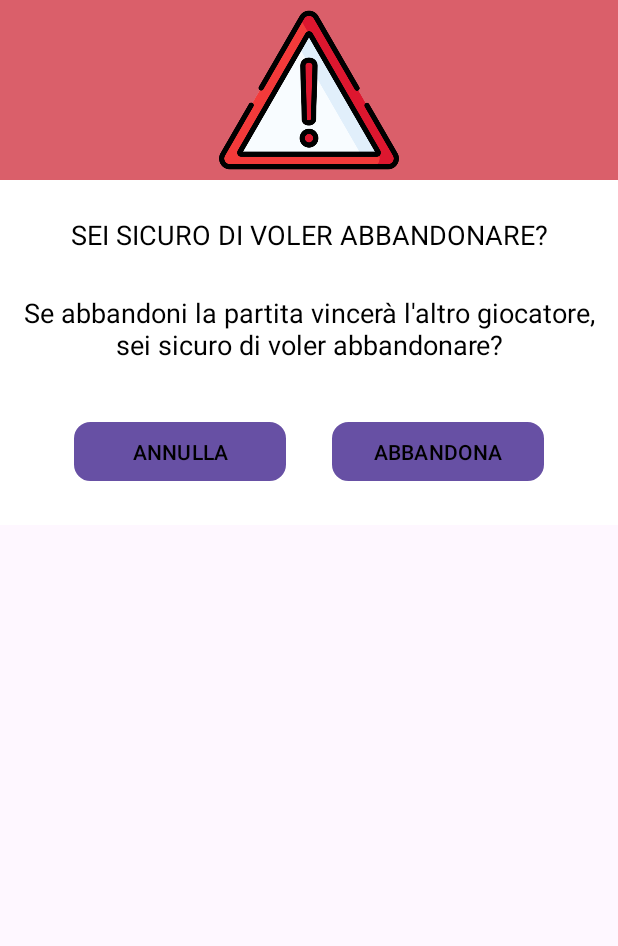
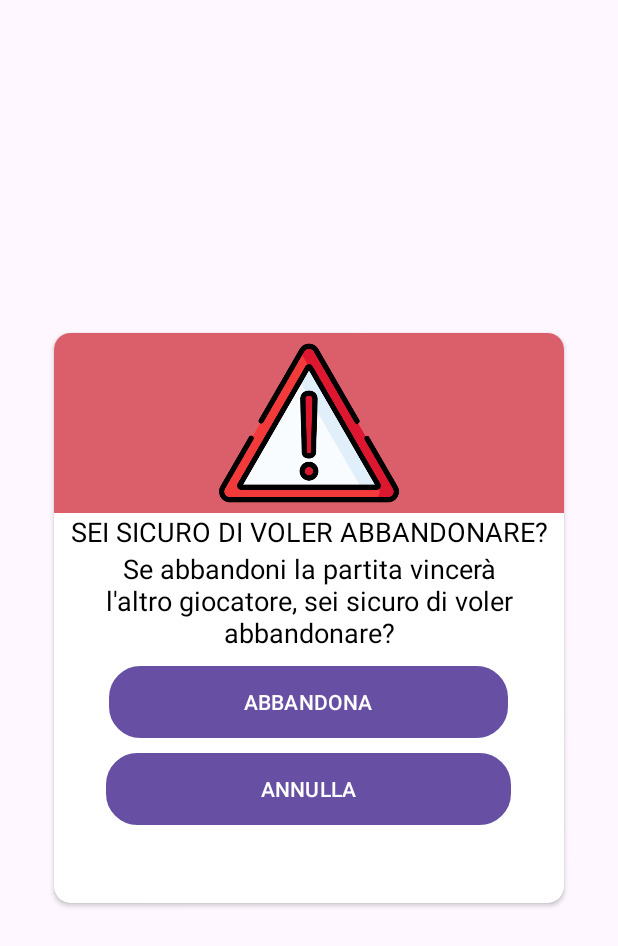
Before and after one commit to dariolfra/BattagliaSpaziale3077, an Android app: the layout custom_dialog.xml on its own in the app's theme, with its tools: preview values and no code run, on a phone screen of 412 x 824 dp. Shown: the top 946 px of the screen. Run offline under Robolectric (Android 15) with nearby library versions, the phone set to English and light mode, and no system bars.

Commit message:
Aggiunta e implementazione alert

```diff
--- a/app/src/main/java/com/example/battagliaspaziale3077/Attack.java
+++ b/app/src/main/java/com/example/battagliaspaziale3077/Attack.java
@@ -233,13 +233,9 @@ public class Attack extends Game {
     @Override
     public void Abbandona()
     {
-        //comms.Abbandona();
-    }
-
-    @Override
-    public Context GetContext()
-    {
-        return context;
+        comms.Abbandona();
+        Intent HA = new Intent(Attack.this, HomeActivity.class);
+        startActivity(HA);
     }
 
     public Attack()
--- a/app/src/main/java/com/example/battagliaspaziale3077/ConnectionThread.java
+++ b/app/src/main/java/com/example/battagliaspaziale3077/ConnectionThread.java
@@ -17,4 +17,8 @@ public class ConnectionThread extends Thread implements Serializable {
     {
         return "";
     }
+    public void Abbandona()
+    {
+
+    }
 }
--- a/app/src/main/java/com/example/battagliaspaziale3077/Defence.java
+++ b/app/src/main/java/com/example/battagliaspaziale3077/Defence.java
@@ -106,6 +106,14 @@ public class Defence extends Game {
     public void onBackPressed()
     {
         //super.onBackPressed();
+        customDialog.showDialog(this);
+    }
+
+    public void Abbandona()
+    {
+        comms.Abbandona();
+        Intent HA = new Intent(Defence.this, HomeActivity.class);
+        startActivity(HA);
     }
 
     public void Gioca() throws InterruptedException {
--- a/app/src/main/res/drawable/dialog_button.xml
+++ b/app/src/main/res/drawable/dialog_button.xml
@@ -1,7 +1,7 @@
 <?xml version="1.0" encoding="utf-8"?>
 <shape xmlns:android="http://schemas.android.com/apk/res/android"
     android:shape="rectangle">
-    <corners android:radius="10dp"></corners>
+    <corners android:radius="20dp"></corners>
 
     <solid android:color="#DA5F6A" />
 
--- a/app/src/main/res/layout/custom_dialog.xml
+++ b/app/src/main/res/layout/custom_dialog.xml
@@ -1,31 +1,46 @@
 <?xml version="1.0" encoding="utf-8"?>
-<RelativeLayout xmlns:android="http://schemas.android.com/apk/res/android"
+<androidx.constraintlayout.widget.ConstraintLayout xmlns:android="http://schemas.android.com/apk/res/android"
     xmlns:app="http://schemas.android.com/apk/res-auto"
     xmlns:tools="http://schemas.android.com/tools"
-    android:orientation="vertical"
     android:layout_width="match_parent"
-    android:layout_height="350dp"
-    android:background="#FFFFFF">
+    android:layout_height="match_parent"
+    tools:ignore="MissingDefaultResource">
+
+    <androidx.cardview.widget.CardView
+        android:layout_width="340dp"
+        android:layout_height="380dp"
+        android:layout_marginLeft="12dp"
+        android:layout_marginRight="12dp"
+        android:backgroundTint="@color/white"
+        app:cardCornerRadius="11dp"
+        app:layout_constraintBottom_toBottomOf="parent"
+        app:layout_constraintLeft_toLeftOf="parent"
+        app:layout_constraintRight_toRightOf="parent"
+        app:layout_constraintTop_toTopOf="parent">
+
+        <LinearLayout
+            android:layout_width="match_parent"
+            android:layout_height="398dp"
+            android:orientation="vertical">
 
             <ImageView
+                android:id="@+id/a"
                 android:layout_width="match_parent"
                 android:layout_height="120dp"
-        android:id="@+id/a"
+                android:background="#DA5F6A"
                 android:gravity="center"
-        android:background="#DA5F6A"
-        android:src="@drawable/attenzione"
-        android:scaleType="fitCenter" />
+                android:scaleType="fitCenter"
+                android:src="@drawable/attenzione" />
 
+            <!--<androidx.appcompat.widget.AppCompatButton-->
+
+
+            <!--androidx.appcompat.widget.AppCompatButton-->
             <TextView
                 android:id="@+id/title"
                 android:layout_width="wrap_content"
                 android:layout_height="wrap_content"
-        android:layout_below="@+id/a"
-        android:layout_centerHorizontal="true"
-        android:layout_marginLeft="4dp"
-        android:layout_marginTop="24dp"
-        android:layout_marginRight="4dp"
-        android:layout_marginBottom="20dp"
+                android:layout_gravity="center"
                 android:gravity="center_horizontal"
                 android:text="SEI SICURO DI VOLER ABBANDONARE?"
                 android:textColor="#ff000000"
@@ -35,58 +50,34 @@
                 android:id="@+id/text"
                 android:layout_width="wrap_content"
                 android:layout_height="wrap_content"
-        android:layout_below="@+id/a"
                 android:layout_centerHorizontal="true"
-        android:layout_marginLeft="4dp"
-        android:layout_marginTop="76dp"
-        android:layout_marginRight="4dp"
-        android:layout_marginBottom="20dp"
-        android:gravity="center_horizontal"
+                android:layout_gravity="center"
+                android:layout_marginLeft="10dp"
+                android:layout_marginRight="10dp"
                 android:text="Se abbandoni la partita vincerà l'altro giocatore, sei sicuro di voler abbandonare?"
+                android:textAlignment="center"
                 android:textColor="#ff000000"
                 android:textSize="18sp" />
 
-    <!--<androidx.appcompat.widget.AppCompatButton-->
+            <Button
+                android:id="@+id/abbandona"
+                android:layout_width="266dp"
+                android:layout_height="wrap_content"
+                android:text="ABBANDONA"
+                android:layout_gravity="center"
+                android:layout_marginTop="10dp"
+                android:background="@drawable/dialog_button"/>
+
             <Button
                 android:id="@+id/annulla"
-        android:layout_width="wrap_content"
-        android:layout_height="40dp"
-        android:layout_below="@+id/text"
-        android:layout_alignParentStart="true"
-        android:layout_alignParentEnd="true"
-        android:layout_alignParentBottom="true"
-        android:layout_marginLeft="49dp"
-        android:layout_marginTop="19dp"
-        android:layout_marginRight="221dp"
-        android:layout_marginBottom="29dp"
+                android:layout_width="270dp"
+                android:layout_height="wrap_content"
+                android:text="ANNULLA"
+                android:layout_gravity="center"
+                android:layout_marginTop="10dp"
+                android:background="@drawable/dialog_button"/>
 
-        android:background="@drawable/dialog_button"
+        </LinearLayout>
+    </androidx.cardview.widget.CardView>
 
-        android:gravity="center_vertical|center_horizontal"
-        android:text="ANNULLA"
-        android:textColor="#000000"
-        tools:ignore="RtlHardcoded" />
-
-
-
-
-
-    <!--androidx.appcompat.widget.AppCompatButton-->
-    <Button
-        android:id="@+id/abbandona"
-        android:layout_width="wrap_content"
-        android:layout_height="40dp"
-        android:layout_below="@+id/text"
-        android:layout_alignParentStart="true"
-        android:layout_alignParentEnd="true"
-        android:layout_alignParentBottom="true"
-        android:layout_marginLeft="221dp"
-        android:layout_marginTop="19dp"
-        android:layout_marginRight="49dp"
-        android:layout_marginBottom="29dp"
-        android:background="@drawable/dialog_button"
-        android:gravity="center_vertical|center_horizontal"
-        android:text="ABBANDONA"
-        android:textColor="#000000" />
-
-</RelativeLayout>
+</androidx.constraintlayout.widget.ConstraintLayout>
```
Lines whose indentation alone changed are shown as unchanged.
